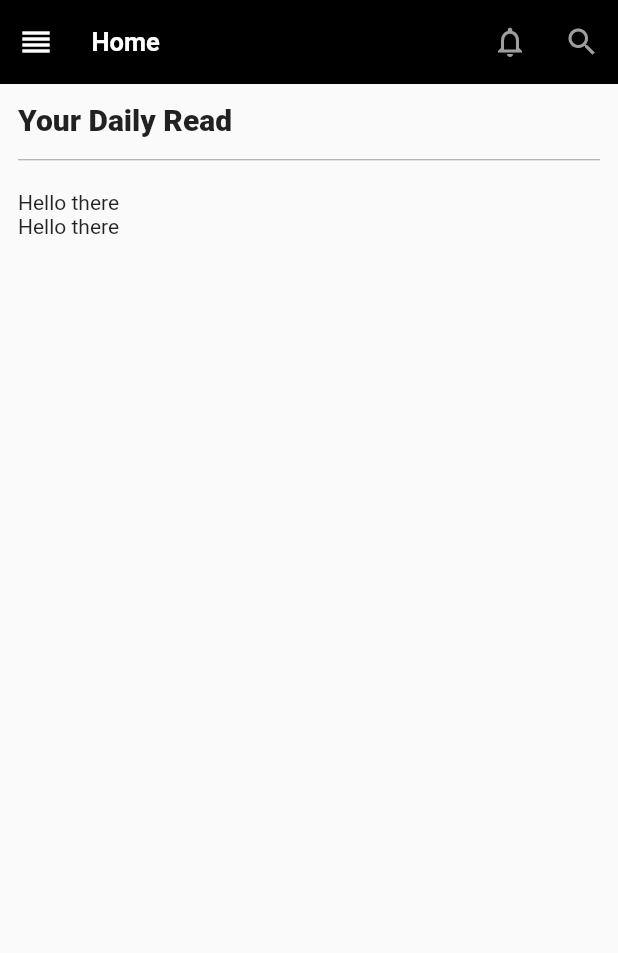
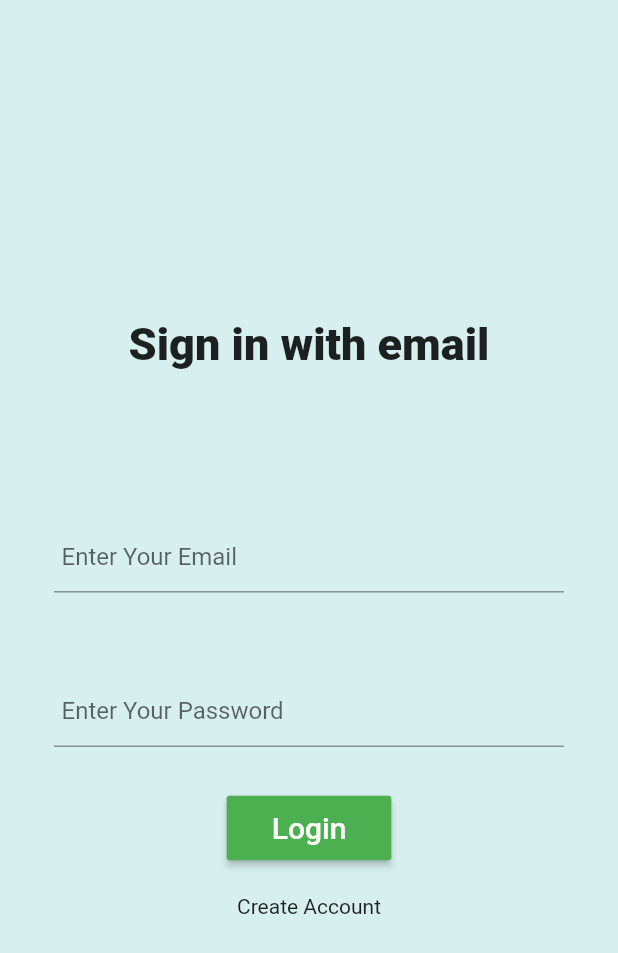
Before and after one commit to Shkarsardar/MediumClone, a Flutter app: the screen it shows after launch, on a phone screen of 412 x 824 dp. Shown: the top 953 px of the screen. Run offline on Flutter 3.47's test engine with Material 2 defaults, Android fonts, the phone set to English and light mode, and no system bars.

```diff
--- a/lib/main.dart
+++ b/lib/main.dart
@@ -1,8 +1,9 @@
 import 'package:flutter/material.dart';
+import 'package:medium/screens/loginscreen.dart';
 import 'package:medium/screens/splashscreen.dart';
 
 void main() => runApp(MaterialApp(
 
-  home: SplashScreen(),
+  home: LoginScreen(),
 
 ));
--- /dev/null
+++ b/lib/screens/loginscreen.dart
@@ -0,0 +1,66 @@
+import 'package:flutter/material.dart';
+
+class LoginScreen extends StatefulWidget {
+  @override
+  _LoginScreenState createState() => _LoginScreenState();
+}
+
+class _LoginScreenState extends State<LoginScreen> {
+  @override
+  Widget build(BuildContext context) {
+    return Scaffold(
+      body: Center(
+        child: Container(
+          color: Color.fromRGBO(215, 239, 239, 1),
+          child: Padding(
+            padding: EdgeInsets.all(36),
+            child: Column(
+              mainAxisAlignment: MainAxisAlignment.center,
+              crossAxisAlignment: CrossAxisAlignment.center,
+              children: <Widget>[
+                SizedBox(
+                  height: 80,
+                  child: Text("Sign in with email",style: TextStyle(fontSize: 30,fontWeight: FontWeight.w800),),
+
+                ),
+                SizedBox(height: 55,),
+                TextField(
+                  obscureText: false,
+                  decoration: InputDecoration(
+                    contentPadding: EdgeInsets.all(5),
+                    hintText: "Enter Your Email",
+
+                  ),
+                ),
+                SizedBox(height: 55,),
+
+                TextField(
+                  obscureText: true,
+                  decoration: InputDecoration(
+                    contentPadding: EdgeInsets.all(5),
+                    hintText: "Enter Your Password",
+
+                  ),
+                ),
+                SizedBox(height: 30,),
+                MaterialButton(
+                  onPressed: ()=>print("Login"),
+                  padding: EdgeInsets.symmetric(vertical: 10,horizontal: 30),
+                  color: Colors.green[500],
+                  child: Text("Login",style: TextStyle(fontWeight: FontWeight.w500,fontSize: 20,color: Colors.white),),
+
+                ),
+                SizedBox(height: 20),
+                InkWell(
+                  onTap: ()=>print("Create Account"),
+                  child: Text("Create Account"),
+                )
+
+              ],
+            ),
+          ),
+        ),
+      ),
+    );
+  }
+}
--- /dev/null
+++ b/lib/service/authservice.dart
@@ -0,0 +1,10 @@
+class AuthService{
+  Future login({String email,String password}) async
+  {
+    try {
+
+    } catch (e) {
+    }
+
+  }
+}
--- a/pubspec.yaml
+++ b/pubspec.yaml
@@ -19,6 +19,8 @@ environment:
 dependencies:
   flutter:
     sdk: flutter
+  shared_preferences: ^0.5.4+5
+
 
   # The following adds the Cupertino Icons font to your application.
   # Use with the CupertinoIcons class for iOS style icons.
```
Also changed, not shown: pubspec.lock.
